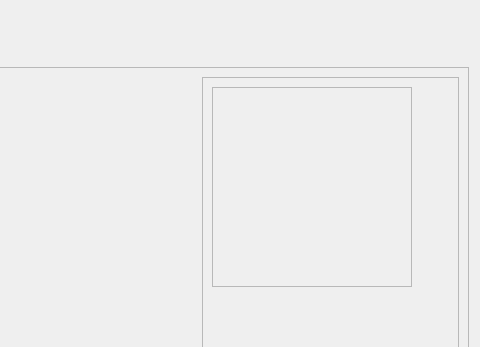
The window that SoundDrive/main.ui (Nmstr/SoundDrive) describes before a commit, drawn with Qt 5; both pictures show x 800 to 1280 and y 0 to 347 of the 1280 by 804 pixel window.
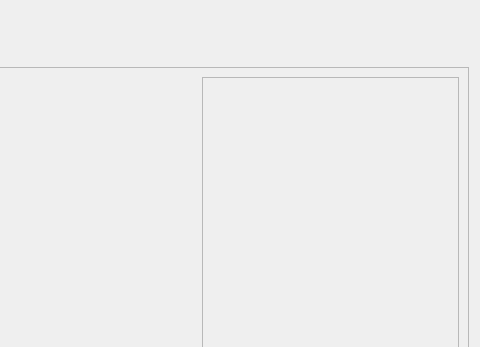
The same window after the commit.

What changed in the file:
```diff
--- a/SoundDrive/main.ui
+++ b/SoundDrive/main.ui
@@ -246,12 +246,25 @@
              </size>
             </property>
             <property name="frameShape">
-             <enum>QFrame::Shape::StyledPanel</enum>
+             <enum>QFrame::Shape::NoFrame</enum>
             </property>
             <property name="frameShadow">
              <enum>QFrame::Shadow::Raised</enum>
             </property>
-            <layout class="QVBoxLayout" name="verticalLayout_12"/>
+            <layout class="QVBoxLayout" name="verticalLayout_12">
+             <property name="leftMargin">
+              <number>0</number>
+             </property>
+             <property name="topMargin">
+              <number>0</number>
+             </property>
+             <property name="rightMargin">
+              <number>0</number>
+             </property>
+             <property name="bottomMargin">
+              <number>0</number>
+             </property>
+            </layout>
            </widget>
           </item>
           <item>
```
